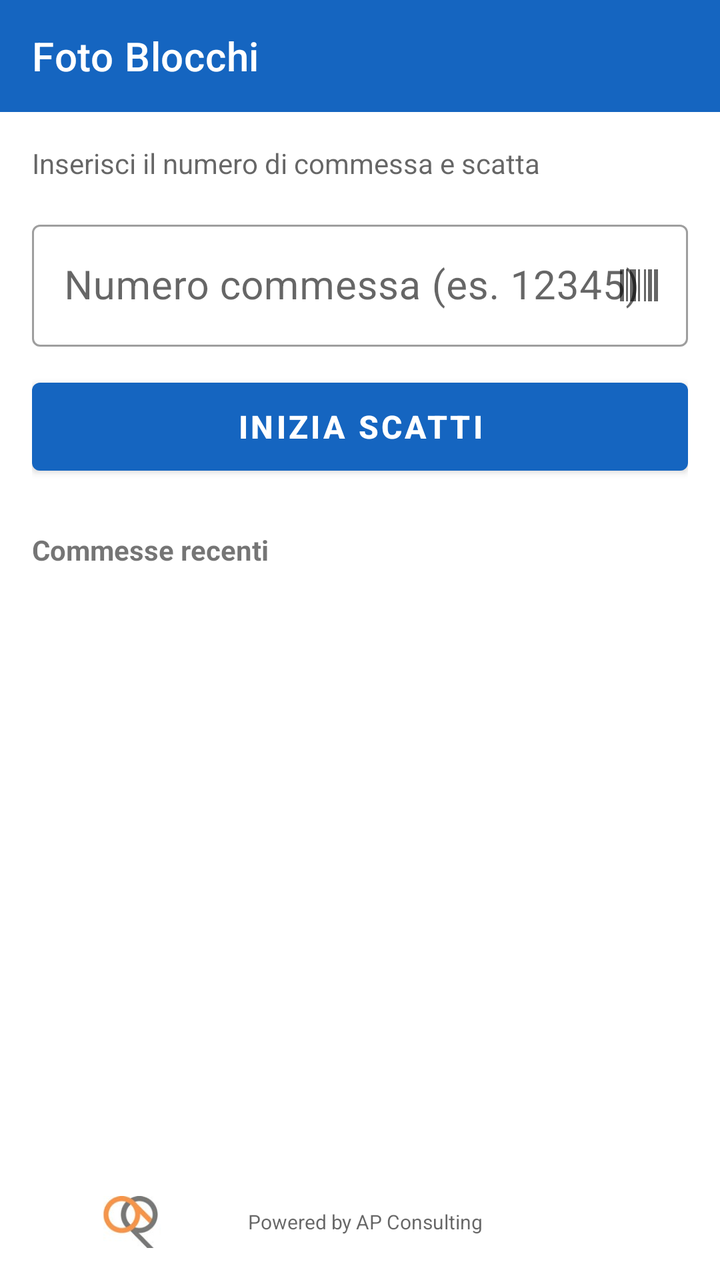
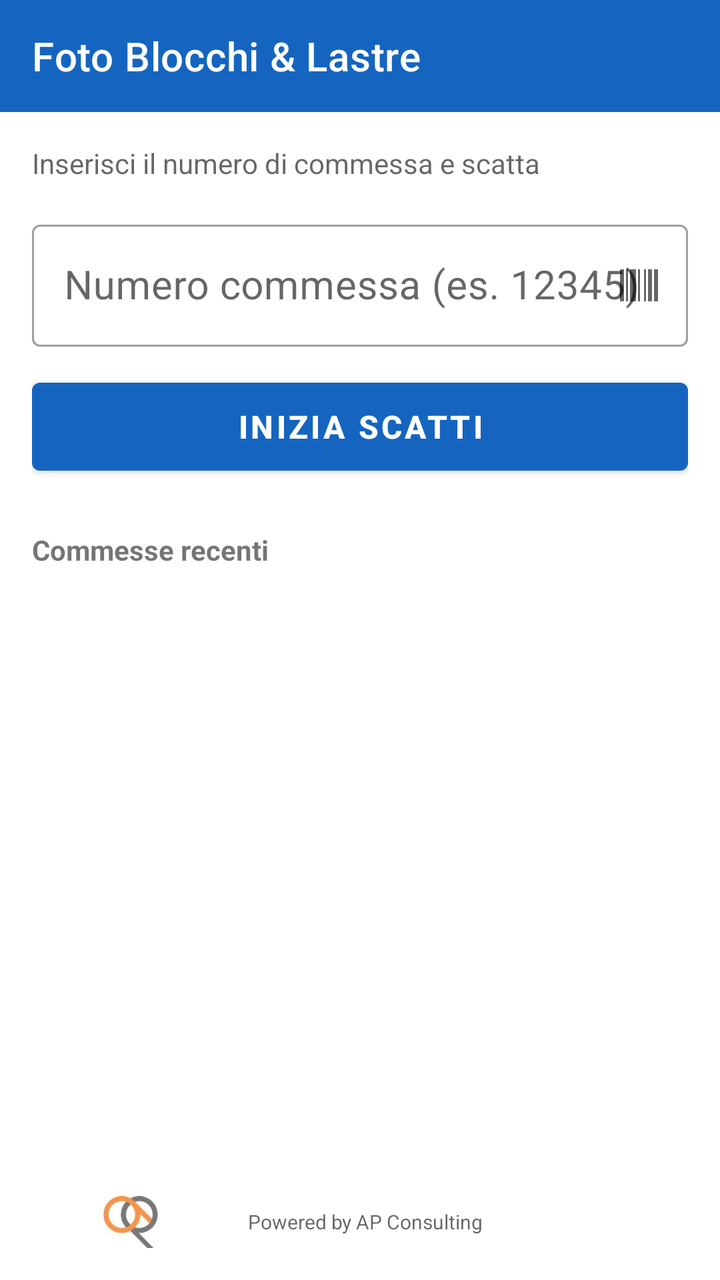

Screens rendered from an Android XML layout before and after an edit, with the pre-edit source and the edit as a unified diff.
<!-- AndroidManifest.xml: application theme Theme.FotoCommesse -->
<!-- res/layout/activity_main.xml -->
<?xml version="1.0" encoding="utf-8"?>
<LinearLayout xmlns:android="http://schemas.android.com/apk/res/android"
    xmlns:app="http://schemas.android.com/apk/res-auto"
    android:layout_width="match_parent"
    android:layout_height="match_parent"
    android:fitsSystemWindows="true"
    android:orientation="vertical">

    <com.google.android.material.appbar.MaterialToolbar
        android:id="@+id/toolbar"
        android:layout_width="match_parent"
        android:layout_height="?attr/actionBarSize"
        android:background="?attr/colorPrimary"
        android:theme="@style/ThemeOverlay.MaterialComponents.Dark.ActionBar"
        app:title="@string/app_name"
        app:titleTextColor="@android:color/white" />

    <androidx.constraintlayout.widget.ConstraintLayout
        android:layout_width="match_parent"
        android:layout_height="0dp"
        android:layout_weight="1"
        android:padding="16dp">

        <TextView
            android:id="@+id/tvSubtitle"
            android:layout_width="match_parent"
            android:layout_height="wrap_content"
            android:text="@string/subtitle"
            android:textSize="14sp"
            android:textColor="?android:attr/textColorSecondary"
            app:layout_constraintStart_toStartOf="parent"
            app:layout_constraintTop_toTopOf="parent" />

        <com.google.android.material.textfield.TextInputLayout
            android:id="@+id/tilCommessa"
            style="@style/Widget.MaterialComponents.TextInputLayout.OutlinedBox"
            android:layout_width="match_parent"
            android:layout_height="wrap_content"
            android:layout_marginTop="16dp"
            android:hint="@string/hint_commessa"
            app:endIconMode="custom"
            app:endIconDrawable="@drawable/ic_barcode"
            app:endIconContentDescription="@string/cd_scan_barcode"
            app:layout_constraintStart_toStartOf="parent"
            app:layout_constraintEnd_toEndOf="parent"
            app:layout_constraintTop_toBottomOf="@id/tvSubtitle">

            <com.google.android.material.textfield.TextInputEditText
                android:id="@+id/etCommessa"
                android:layout_width="match_parent"
                android:layout_height="wrap_content"
                android:inputType="text|textNoSuggestions|textCapCharacters"
                android:maxLines="1"
                android:textSize="20sp" />
        </com.google.android.material.textfield.TextInputLayout>

        <com.google.android.material.button.MaterialButton
            android:id="@+id/btnStart"
            android:layout_width="match_parent"
            android:layout_height="56dp"
            android:layout_marginTop="12dp"
            android:text="@string/btn_start"
            android:textSize="16sp"
            android:textStyle="bold"
            app:layout_constraintStart_toStartOf="parent"
            app:layout_constraintEnd_toEndOf="parent"
            app:layout_constraintTop_toBottomOf="@id/tilCommessa" />

        <TextView
            android:id="@+id/tvSectionRecenti"
            android:layout_width="wrap_content"
            android:layout_height="wrap_content"
            android:layout_marginTop="24dp"
            android:text="@string/section_recenti"
            android:textSize="14sp"
            android:textStyle="bold"
            app:layout_constraintStart_toStartOf="parent"
            app:layout_constraintTop_toBottomOf="@id/btnStart" />

        <TextView
            android:id="@+id/tvTotalCount"
            android:layout_width="wrap_content"
            android:layout_height="wrap_content"
            android:layout_marginTop="24dp"
            android:textSize="12sp"
            android:textColor="?android:attr/textColorSecondary"
            app:layout_constraintEnd_toEndOf="parent"
            app:layout_constraintTop_toBottomOf="@id/btnStart" />

        <TextView
            android:id="@+id/tvNoData"
            android:layout_width="wrap_content"
            android:layout_height="wrap_content"
            android:layout_marginTop="32dp"
            android:text="@string/no_data"
            android:textSize="14sp"
            android:textColor="?android:attr/textColorSecondary"
            android:visibility="gone"
            app:layout_constraintStart_toStartOf="parent"
            app:layout_constraintEnd_toEndOf="parent"
            app:layout_constraintTop_toBottomOf="@id/tvSectionRecenti" />

        <androidx.recyclerview.widget.RecyclerView
            android:id="@+id/rvRecenti"
            android:layout_width="match_parent"
            android:layout_height="0dp"
            android:layout_marginTop="8dp"
            app:layout_constraintStart_toStartOf="parent"
            app:layout_constraintEnd_toEndOf="parent"
            app:layout_constraintTop_toBottomOf="@id/tvSectionRecenti"
            app:layout_constraintBottom_toTopOf="@id/footerBar" />

               <LinearLayout
            android:id="@+id/footerBar"
            android:layout_width="match_parent"
            android:layout_height="wrap_content"
            android:layout_marginTop="8dp"
            android:gravity="center_vertical|start"
            android:orientation="horizontal"
            app:layout_constraintStart_toStartOf="parent"
            app:layout_constraintEnd_toEndOf="parent"
            app:layout_constraintBottom_toBottomOf="parent">

            <ImageView
                android:id="@+id/ivApLogo"
                android:layout_width="100dp"
                android:layout_height="26dp"
                android:adjustViewBounds="true"
                android:scaleType="fitCenter"
                android:src="@drawable/apconsulting_logo"
                android:contentDescription="@null" />

            <TextView
                android:layout_width="wrap_content"
                android:layout_height="wrap_content"
                android:layout_marginStart="8dp"
                android:text="@string/powered_by"
                android:textColor="?android:attr/textColorSecondary"
                android:textSize="10sp" />
        </LinearLayout>

    </androidx.constraintlayout.widget.ConstraintLayout>

</LinearLayout>
<!-- resources referenced by this layout -->
<resources>
  <!-- drawable apconsulting_logo: jpg bitmap (drawable, 23617 bytes) -->
  <!-- drawable ic_barcode (drawable) -->
  <vector xmlns:android="http://schemas.android.com/apk/res/android"
      android:width="24dp"
      android:height="24dp"
      android:viewportWidth="24"
      android:viewportHeight="24">
      <path
          android:fillColor="#FFFFFF"
          android:pathData="M2,4h2v16H2zM5,4h1v16H5zM7,4h3v16H7zM11,4h1v16h-1zM14,4h1v16h-1zM16,4h2v16h-2zM19,4h2v16h-2zM22,4h0v16h0z"/>
  </vector>
  <string name="app_name">Foto Blocchi</string>
  <string name="btn_start">INIZIA SCATTI</string>
  <string name="cd_scan_barcode">Scansiona barcode</string>
  <string name="hint_commessa">Numero commessa (es. 12345)</string>
  <string name="no_data">Nessuna foto ancora.\nInserisci un numero di commessa e inizia.</string>
  <string name="powered_by">Powered by AP Consulting</string>
  <string name="section_recenti">Commesse recenti</string>
  <string name="subtitle">Inserisci il numero di commessa e scatta</string>
  <style name="Theme.FotoCommesse" parent="Theme.MaterialComponents.DayNight.NoActionBar">
          <item name="colorPrimary">@color/primary</item>
          <item name="colorPrimaryDark">@color/primary_dark</item>
          <item name="colorAccent">@color/accent</item>
      </style>
  <color name="primary">#1565C0</color>
  <color name="primary_dark">#0D47A1</color>
  <color name="accent">#FF6F00</color>
</resources>

<!-- the commit's change to res/layout/activity_main.xml (unified diff, before → after) -->
@@ -25,7 +25,7 @@
             android:id="@+id/tvSubtitle"
             android:layout_width="match_parent"
             android:layout_height="wrap_content"
-            android:text="@string/subtitle"
+            android:text="@string/subtitle_blocchi"
             android:textSize="14sp"
             android:textColor="?android:attr/textColorSecondary"
             app:layout_constraintStart_toStartOf="parent"
@@ -71,7 +71,7 @@
             android:layout_width="wrap_content"
             android:layout_height="wrap_content"
             android:layout_marginTop="24dp"
-            android:text="@string/section_recenti"
+            android:text="@string/section_recenti_blocchi"
             android:textSize="14sp"
             android:textStyle="bold"
             app:layout_constraintStart_toStartOf="parent"
@@ -110,7 +110,7 @@
             app:layout_constraintTop_toBottomOf="@id/tvSectionRecenti"
             app:layout_constraintBottom_toTopOf="@id/footerBar" />
 
-               <LinearLayout
+        <LinearLayout
             android:id="@+id/footerBar"
             android:layout_width="match_parent"
             android:layout_height="wrap_content"
<!-- resource entries referenced after the edit -->
@@ -11,14 +11,14 @@
           android:fillColor="#FFFFFF"
           android:pathData="M2,4h2v16H2zM5,4h1v16H5zM7,4h3v16H7zM11,4h1v16h-1zM14,4h1v16h-1zM16,4h2v16h-2zM19,4h2v16h-2zM22,4h0v16h0z"/>
   </vector>
-  <string name="app_name">Foto Blocchi</string>
+  <string name="app_name">Foto Blocchi &amp; Lastre</string>
   <string name="btn_start">INIZIA SCATTI</string>
   <string name="cd_scan_barcode">Scansiona barcode</string>
   <string name="hint_commessa">Numero commessa (es. 12345)</string>
-  <string name="no_data">Nessuna foto ancora.\nInserisci un numero di commessa e inizia.</string>
+  <string name="no_data">Nessuna foto ancora.\nInserisci un valore e inizia.</string>
   <string name="powered_by">Powered by AP Consulting</string>
-  <string name="section_recenti">Commesse recenti</string>
-  <string name="subtitle">Inserisci il numero di commessa e scatta</string>
+  <string name="section_recenti_blocchi">Commesse recenti</string>
+  <string name="subtitle_blocchi">Inserisci il numero di commessa e scatta</string>
   <style name="Theme.FotoCommesse" parent="Theme.MaterialComponents.DayNight.NoActionBar">
           <item name="colorPrimary">@color/primary</item>
           <item name="colorPrimaryDark">@color/primary_dark</item>
